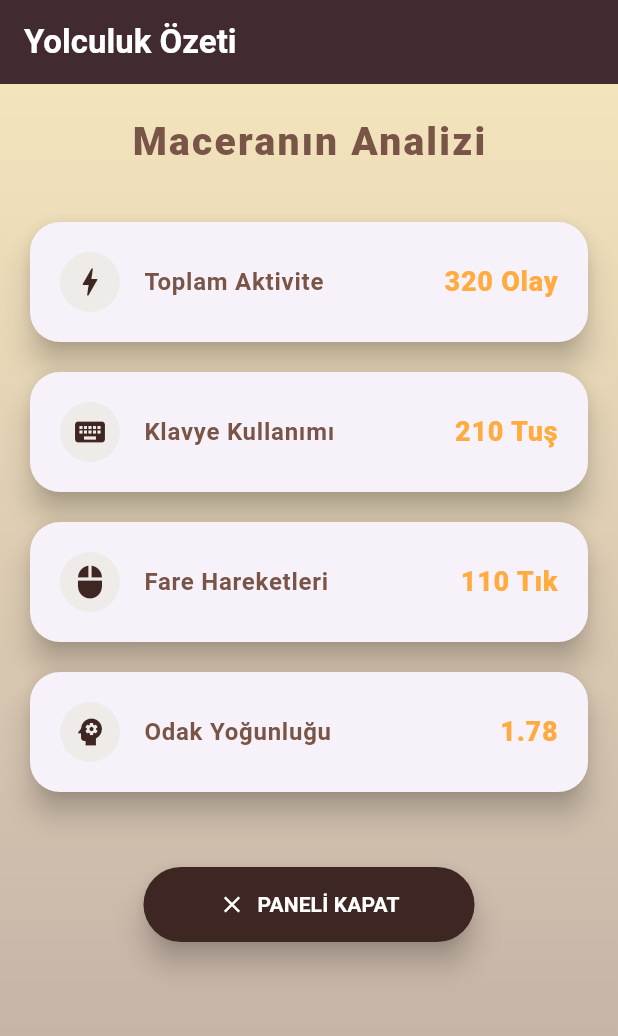
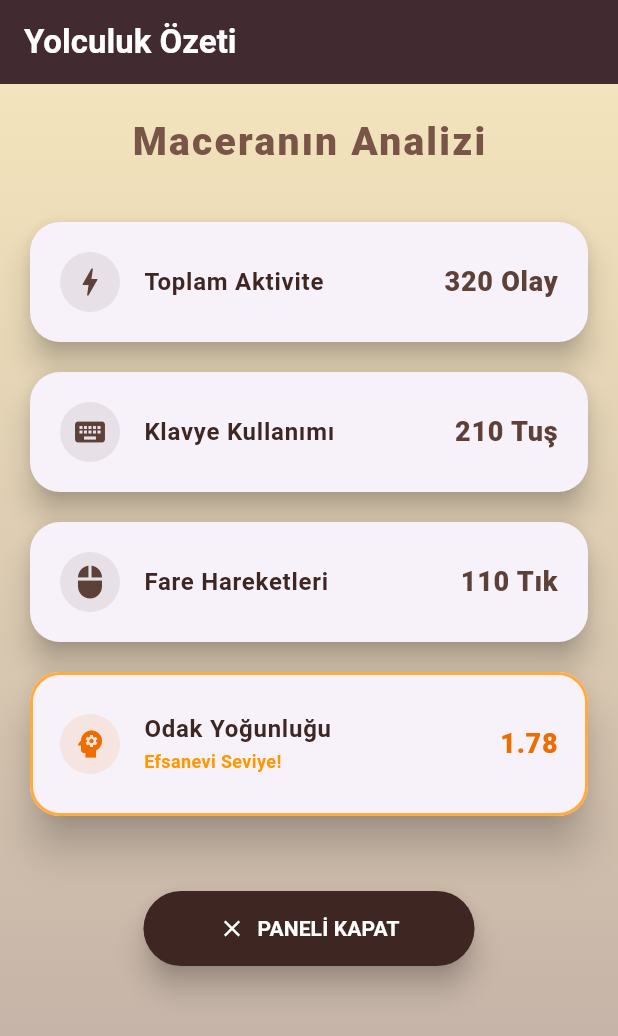
Before and after one commit to elifyesilyurt/FlowStateAI, a Flutter app: the DashboardScreen screen opened directly, on a phone screen of 412 x 824 dp. Shown: the top 1036 px of the screen. Run offline on Flutter 3.47's test engine with Material 3 defaults, Android fonts, the phone set to English and light mode, and no system bars; our stand-ins replace shared_preferences; accounts and stored records are empty; Roboto replaces fonts that are missing (Georgia).

Commit message:
feat: implement dynamic UI logic in Dashboard
- Added conditional styling for event density levels
- Integrated orange-gold highlights for high-focus sessions (density >= 1.5)
- Enhanced analysis cards with elevation and border effects
- Improved visual feedback for user focus metrics

```diff
--- a/lib/screens/dashboard_screen.dart
+++ b/lib/screens/dashboard_screen.dart
@@ -15,7 +15,6 @@ class _DashboardScreenState extends State<DashboardScreen> {
   @override
   void initState() {
     super.initState();
-    // Veri yükleme işlemini burada başlatıyoruz
     _summaryFuture = _loadData();
   }
 
@@ -35,7 +34,7 @@ class _DashboardScreenState extends State<DashboardScreen> {
       ),
       body: Stack(
         children: [
-          // 1. KATMAN: Arka Plan Dokusu
+          // Arka Plan
           Container(
             width: double.infinity,
             height: double.infinity,
@@ -48,20 +47,17 @@ class _DashboardScreenState extends State<DashboardScreen> {
             ),
           ),
 
-          // 2. KATMAN: Veri İçeriği
           FutureBuilder<SessionSummary>(
             future: _summaryFuture,
             builder: (context, snapshot) {
-              // Yükleme Aşaması
               if (snapshot.connectionState == ConnectionState.waiting) {
                 return const Center(child: CircularProgressIndicator(color: Colors.brown));
-              }
-              // Hata Aşaması
-              else if (snapshot.hasError || !snapshot.hasData) {
+              } else if (snapshot.hasError || !snapshot.hasData) {
                 return const Center(child: Text("Kadim kayıtlar okunamadı!"));
               }
 
               final summary = snapshot.data!;
+
               return SingleChildScrollView(
                 physics: const BouncingScrollPhysics(),
                 child: Padding(
@@ -70,19 +66,25 @@ class _DashboardScreenState extends State<DashboardScreen> {
                     children: [
                       const Text(
                         "Maceranın Analizi",
-                        style: TextStyle(fontSize: 26, fontWeight: FontWeight.w900, color: Colors.brown, letterSpacing: 1.5)
+                        style: TextStyle(fontSize: 26, fontWeight: FontWeight.w900, color: Colors.brown, letterSpacing: 1.5, fontFamily: 'Georgia')
                       ),
                       const SizedBox(height: 25),
 
-                      // Dinamik Verilerle Kartlar
+                      // KARTLAR: Burada veriye göre renk değişimi mantığını başlattık
                       _buildAnalysisCard("Toplam Aktivite", "${summary.totalEvents} Olay", Icons.bolt),
                       _buildAnalysisCard("Klavye Kullanımı", "${summary.keyboardEvents} Tuş", Icons.keyboard),
                       _buildAnalysisCard("Fare Hareketleri", "${summary.mouseEvents} Tık", Icons.mouse),
-                      _buildAnalysisCard("Odak Yoğunluğu", summary.eventDensity.toStringAsFixed(2), Icons.psychology),
+
+                      // ÖZEL KART: Odak Yoğunluğu (Buna yoğunluk bilgisini gönderiyoruz)
+                      _buildAnalysisCard(
+                        "Odak Yoğunluğu",
+                        summary.eventDensity.toStringAsFixed(2),
+                        Icons.psychology,
+                        densityValue: summary.eventDensity
+                      ),
 
                       const SizedBox(height: 40),
 
-                      // Akışı Kapatan Buton
                       ElevatedButton.icon(
                         icon: const Icon(Icons.close, color: Colors.white),
                         label: const Text("PANELİ KAPAT", style: TextStyle(color: Colors.white, fontWeight: FontWeight.bold)),
@@ -105,20 +107,33 @@ class _DashboardScreenState extends State<DashboardScreen> {
     );
   }
 
-  // Kart Oluşturma: Daha derin gölge ve epik hatlar
-  Widget _buildAnalysisCard(String title, String value, IconData icon) {
+  // YENİLİK: densityValue parametresi ekledik
+  Widget _buildAnalysisCard(String title, String value, IconData icon, {double? densityValue}) {
+    // Mühendislik mantığı: Eğer yoğunluk 1.5'ten fazlaysa rengi Turuncu/Altın yap (Efsanevi Odak)
+    bool isHighFocus = (densityValue != null && densityValue >= 1.5);
+    Color themeColor = isHighFocus ? Colors.orange[800]! : Colors.brown[700]!;
+
     return Card(
-      elevation: 8,
+      elevation: isHighFocus ? 12 : 8, // Yüksek odakta kart daha çok parlasın (gölgesi artsın)
       margin: const EdgeInsets.symmetric(vertical: 10),
-      shape: RoundedRectangleBorder(borderRadius: BorderRadius.circular(20)),
+      shape: RoundedRectangleBorder(
+        borderRadius: BorderRadius.circular(20),
+        side: isHighFocus ? BorderSide(color: Colors.orangeAccent, width: 2) : BorderSide.none,
+      ),
       child: ListTile(
         contentPadding: const EdgeInsets.symmetric(horizontal: 20, vertical: 12),
         leading: CircleAvatar(
-          backgroundColor: Colors.brown[50],
-          child: Icon(icon, color: Colors.brown[900]),
+          backgroundColor: themeColor.withOpacity(0.1),
+          child: Icon(icon, color: themeColor),
         ),
-        title: Text(title, style: const TextStyle(fontWeight: FontWeight.bold, color: Colors.brown)),
-        trailing: Text(value, style: const TextStyle(fontSize: 18, fontWeight: FontWeight.w800, color: Colors.orangeAccent)),
+        title: Text(title, style: TextStyle(fontWeight: FontWeight.bold, color: Colors.brown[900])),
+        subtitle: isHighFocus && title == "Odak Yoğunluğu"
+            ? const Text("Efsanevi Seviye!", style: TextStyle(color: Colors.orange, fontSize: 12, fontWeight: FontWeight.bold))
+            : null,
+        trailing: Text(
+          value,
+          style: TextStyle(fontSize: 18, fontWeight: FontWeight.w900, color: themeColor)
+        ),
       ),
     );
   }
```
